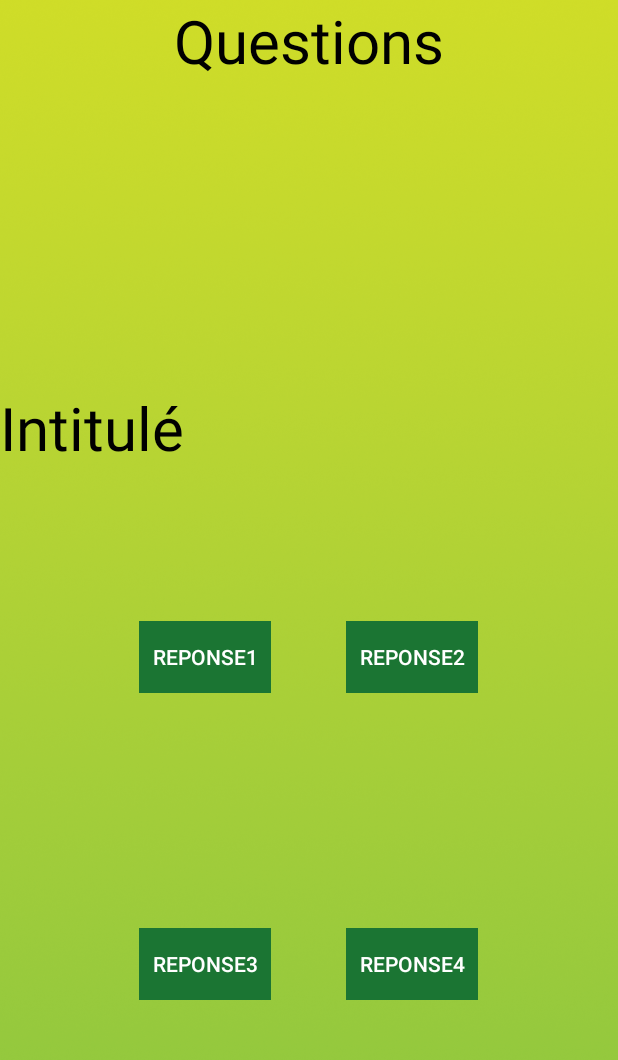
After one commit to FlorianPgn/AltarConquest, an Android app: the EcranQuestions screen opened directly, with no data from a screen before it, on a phone screen of 412 x 824 dp. The commit adds this screen. Shown: the top 1060 px of the screen. Run offline under Robolectric (Android 15) with nearby library versions, the phone set to English and light mode, and no system bars.

Commit message:
Ajout questions

```diff
--- /dev/null
+++ b/app/src/main/java/com/example/florian/altarconquest/Model/Question.java
@@ -0,0 +1,75 @@
+package com.example.florian.altarconquest.Model;
+
+public class Question {
+
+    private String reponse1, reponse2, reponse3, reponse4;
+    private String intitule;
+    private int id;
+    public String[][] lesQuestions = {{"idReponse", "Intitulé", "Reponse1", "Reponse2", "Reponse3", "Reponse4"},
+            {"3", "On appelle arbre un végétal mesurant au moins :", "4m", "6m", "7m", "10m"},
+            {"1", "L’arbre se nourrit :", "D'eau", "De nitrates", "De terre", "De sucre"},
+            {"2", "La photosynthèse est une fonction assurée par :", "Le tronc", "Les feuilles", "Les racines", "Les branches"},
+            {"3", "Pendant la photosynthèse, l’arbre absorbe du dioxyde de carbone et rejette :",
+                    "De l'azote", "Du dioxygène", "De l'oxygène", "Du nitrate"},
+            {"3", "L’eau des arbres s’évapore par :", "Les racines", "Le tronc", "Les feuilles", "Les branches"},
+            {"4", "Quel âge peuvent atteindre les pins de bristlecone, les plus vieux arbres au monde?"
+                    , "100 ans", "500 ans", "1000 ans", "5000 ans"},
+            {"1", "Le record du plus grand arbre au monde (135 m) est détenu par un :"
+                    , "Eucalyptus", "Séquoia", "Baobab", "Sapin"},
+            {"4", "De l’intérieur vers l’extérieur, le tronc d’un arbre est formé de :"
+                    , "Aubier, écorce, coeur", "Coeur, écorce, aubier", "Écorce, coeur, aubier", "Coeur, aubier, écorce"},
+            {"2", "Comment appelle t on l’ensemble des branches d’un arbre?"
+                    , "Le tronc", "Le houppier", "L'écorce", "La tige"},
+            {"1", "Combien existe-il de sèves différentes?", "2", "3", "4", "5"},
+            {"1", "La forêt des landes est peuplé de :", "Pins", "Sapins", "Baobabs", "Chênes"},
+            {"4", "Les plus gros arbres sont les :", "Sapins", "Marroniers", "Séquoia", "Baobabs"},
+            {"3", "Les arbres dit “feuillus” sont appelés ainsi car :"
+                    , "Ils ont beaucoup de feuilles", "Ils n'ont pas de feuilles"
+                    , "Ils perdent leurs feuilles", "Ils ne perdent jamais leurs feuilles"},
+            {"2", "Qu’est ce qui peut être un danger pour un arbre?"
+                    , "Les vaches", "Le gui", "Le lierre", "Les vignes"},
+            {"3", "Comment peut t on calculer l’âge d’un arbre?"
+                    , "Grâce à sa hauteur", "Grâce à son épaisseur"
+                    , "Grâce aux nombres de cercles situés dans le tronc", "On ne peut pas"},
+            {"1", "La première étape du cycle de vie d’un arbre se nomme :"
+                    , "Germination", "Naissance", "Plantation", "Enracinement"},
+            {"4", "Un arbre se reproduit grâce à :", "Ses feuilles", "Ses branches", "Son tronc", "Ses graines"},
+            {"2", "Un arbre peut :", "Se déplacer", "Tomber malade", "Se cacher sous terre", "Mourir volontairement"}};
+
+    public Question(int id) {
+        this.id = id;
+        this.intitule = lesQuestions[this.id][1];
+
+        this.reponse1 = lesQuestions[this.id][2];
+        this.reponse2 = lesQuestions[this.id][3];
+        this.reponse3 = lesQuestions[this.id][4];
+        this.reponse4 = lesQuestions[this.id][5];
+
+    }
+
+    public String getBonneReponse() {
+        return lesQuestions[this.id][Integer.parseInt(lesQuestions[this.id][0]) + 1];
+    }
+
+    public String getReponse1() {
+        return reponse1;
+    }
+
+    public String getReponse2() {
+        return reponse2;
+    }
+
+    public String getReponse3() {
+        return reponse3;
+    }
+
+    public String getReponse4() {
+        return reponse4;
+    }
+
+
+    public String getIntitule() {
+        return intitule;
+    }
+
+}
--- /dev/null
+++ b/app/src/main/java/com/example/florian/altarconquest/View/EcranQuestions.java
@@ -0,0 +1,104 @@
+package com.example.florian.altarconquest.View;
+
+import android.content.Intent;
+import android.os.Bundle;
+import android.support.v7.app.AppCompatActivity;
+import android.util.Log;
+import android.view.View;
+import android.widget.Button;
+import android.widget.TextView;
+
+import com.example.florian.altarconquest.Model.Question;
+import com.example.florian.altarconquest.R;
+
+public class EcranQuestions extends AppCompatActivity {
+
+    TextView intitule;
+    Button reponse1, reponse2, reponse3, reponse4;
+    Question question;
+    int nbReponses, idQuestion;
+
+    @Override
+    protected void onCreate(Bundle savedInstanceState) {
+        super.onCreate(savedInstanceState);
+        setContentView(R.layout.activity_ecran_questions);
+
+        intitule = (TextView) findViewById(R.id.intituleQuestion);
+
+        reponse1 = (Button) findViewById(R.id.reponseA);
+        reponse2 = (Button) findViewById(R.id.reponseB);
+        reponse3 = (Button) findViewById(R.id.reponseC);
+        reponse4 = (Button) findViewById(R.id.reponseD);
+
+        Intent intent = getIntent();
+        idQuestion = intent.getIntExtra("Questions", 0);
+        nbReponses = intent.getIntExtra("NbReponses", 0);
+        Log.i("zr", "onCreate: " + nbReponses);
+        System.out.println(idQuestion);
+
+        question = new Question(idQuestion);
+
+        intitule.setText(question.getIntitule());
+        reponse1.setText(question.getReponse1());
+        reponse2.setText(question.getReponse2());
+        reponse3.setText(question.getReponse3());
+        reponse4.setText(question.getReponse4());
+
+        reponse1.setOnClickListener(new View.OnClickListener() {
+            @Override
+            public void onClick(View v) {
+                if (verifierReponse(question.getReponse1()))
+                    suivant();
+            }
+        });
+
+        reponse2.setOnClickListener(new View.OnClickListener() {
+            @Override
+            public void onClick(View v) {
+                if (verifierReponse(question.getReponse2()))
+                    suivant();
+            }
+        });
+
+        reponse3.setOnClickListener(new View.OnClickListener() {
+            @Override
+            public void onClick(View v) {
+                if (verifierReponse(question.getReponse3()))
+                    suivant();
+            }
+        });
+
+        reponse4.setOnClickListener(new View.OnClickListener() {
+            @Override
+            public void onClick(View v) {
+                if (verifierReponse(question.getReponse4()))
+                    suivant();
+            }
+        });
+
+
+    }
+
+    private void suivant() {
+        if (nbReponses<3){
+            Intent intent = new Intent(this, EcranQuestions.class);
+            intent.putExtra("Questions", idQuestion++);
+            intent.putExtra("NbReponses", nbReponses++);
+            startActivity(intent);
+            finish();
+        }
+        else
+            quitter();
+
+    }
+
+    private void quitter() {
+        finish();
+    }
+
+    public boolean verifierReponse(String reponse) {
+        return question.getBonneReponse().equals(reponse);
+    }
+
+
+}
--- /dev/null
+++ b/app/src/main/res/layout/activity_ecran_questions.xml
@@ -0,0 +1,115 @@
+<?xml version="1.0" encoding="utf-8"?>
+<LinearLayout xmlns:android="http://schemas.android.com/apk/res/android"
+    xmlns:tools="http://schemas.android.com/tools"
+    android:id="@+id/activity_ecran_questions"
+    android:layout_width="match_parent"
+    android:layout_height="match_parent"
+    tools:context="com.example.florian.altarconquest.View.EcranQuestions"
+    android:background="@drawable/fond"
+    android:orientation="vertical">
+
+    <RelativeLayout
+        android:layout_width="match_parent"
+        android:layout_height="wrap_content"
+        android:layout_weight="20"
+        android:orientation="horizontal">
+
+
+        <TextView
+            android:layout_width="wrap_content"
+            android:layout_height="wrap_content"
+            android:layout_centerHorizontal="true"
+            android:text="Questions"
+            android:textSize="40dp"
+            android:textColor="#000000"/>
+    </RelativeLayout>
+
+
+    <TextView
+        android:id="@+id/intituleQuestion"
+        android:layout_width="wrap_content"
+        android:layout_height="wrap_content"
+        android:gravity="center"
+        android:text="Intitulé de la question"
+        android:textSize="40dp"
+        android:textColor="#000000"/>
+    <TextView
+        android:layout_width="wrap_content"
+        android:layout_height="0dp"
+        android:layout_weight="10"/>
+
+    <LinearLayout
+        android:layout_width="match_parent"
+        android:layout_height="0dp"
+        android:layout_weight="20"
+        android:orientation="horizontal">
+        <TextView
+            android:layout_width="wrap_content"
+            android:layout_height="0dp"
+            android:layout_weight="60"/>
+
+        <Button
+            android:id="@+id/reponseA"
+            android:layout_width="wrap_content"
+            android:layout_height="wrap_content"
+            android:textColor="#FFFFFF"
+            android:background="#1B7533"
+            />
+        <Button
+
+            android:id="@+id/reponseB"
+            android:layout_width="wrap_content"
+            android:layout_height="wrap_content"
+            android:textColor="#FFFFFF"
+            android:background="#1B7533"
+            android:layout_marginLeft="50dp"/>
+
+        <TextView
+            android:layout_width="wrap_content"
+            android:layout_height="0dp"
+            android:layout_weight="60"/>
+
+
+    </LinearLayout>
+
+    <LinearLayout
+        android:layout_width="match_parent"
+        android:layout_height="0dp"
+        android:layout_weight="20"
+        android:orientation="horizontal"
+        android:layout_gravity="bottom">
+
+        <TextView
+            android:layout_width="wrap_content"
+            android:layout_height="0dp"
+            android:layout_weight="60"/>
+
+        <Button
+
+            android:id="@+id/reponseC"
+            android:layout_width="wrap_content"
+            android:layout_height="wrap_content"
+            android:textColor="#FFFFFF"
+            android:background="#1B7533"/>
+        <Button
+
+            android:id="@+id/reponseD"
+            android:layout_width="wrap_content"
+            android:layout_height="wrap_content"
+            android:textColor="#FFFFFF"
+            android:background="#1B7533"
+            android:layout_marginLeft="50dp"/>
+
+        <TextView
+            android:layout_width="wrap_content"
+            android:layout_height="0dp"
+            android:layout_weight="60"/>
+
+    </LinearLayout>
+
+
+
+
+
+
+</LinearLayout>
--- /dev/null
+++ b/app/src/main/res/values-w820dp/dimens.xml
@@ -0,0 +1,6 @@
+<resources>
+    <!-- Example customization of dimensions originally defined in res/values/dimens.xml
+         (such as screen margins) for screens with more than 820dp of available width. This
+         would include 7" and 10" devices in landscape (~960dp and ~1280dp respectively). -->
+    <dimen name="activity_horizontal_margin">64dp</dimen>
+</resources>
--- a/build.gradle
+++ b/build.gradle
@@ -5,7 +5,7 @@ buildscript {
         jcenter()
     }
     dependencies {
-        classpath 'com.android.tools.build:gradle:2.2.2'
+        classpath 'com.android.tools.build:gradle:2.2.3'
 
         // NOTE: Do not place your application dependencies here; they belong
         // in the individual module build.gradle files
```
Also changed, not shown: app/src/main/AndroidManifest.xml (+27 -28 lines), app/src/main/java/com/example/florian/altarconquest/View/EcranScanQrCode.java (+32 -0 lines).
